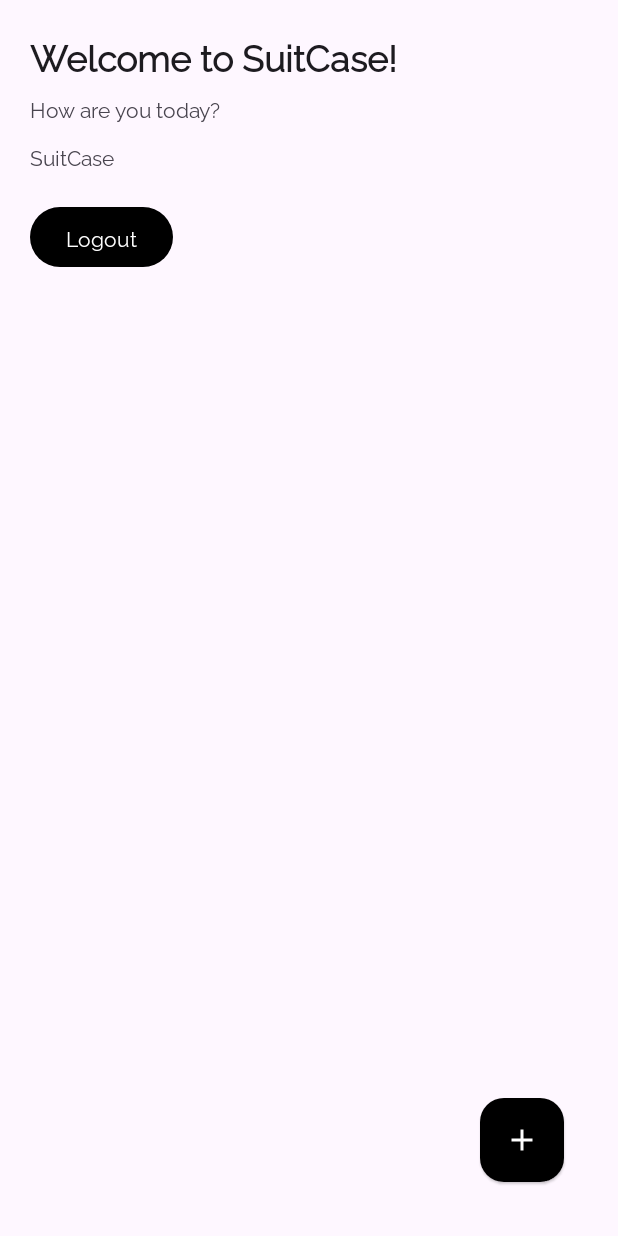
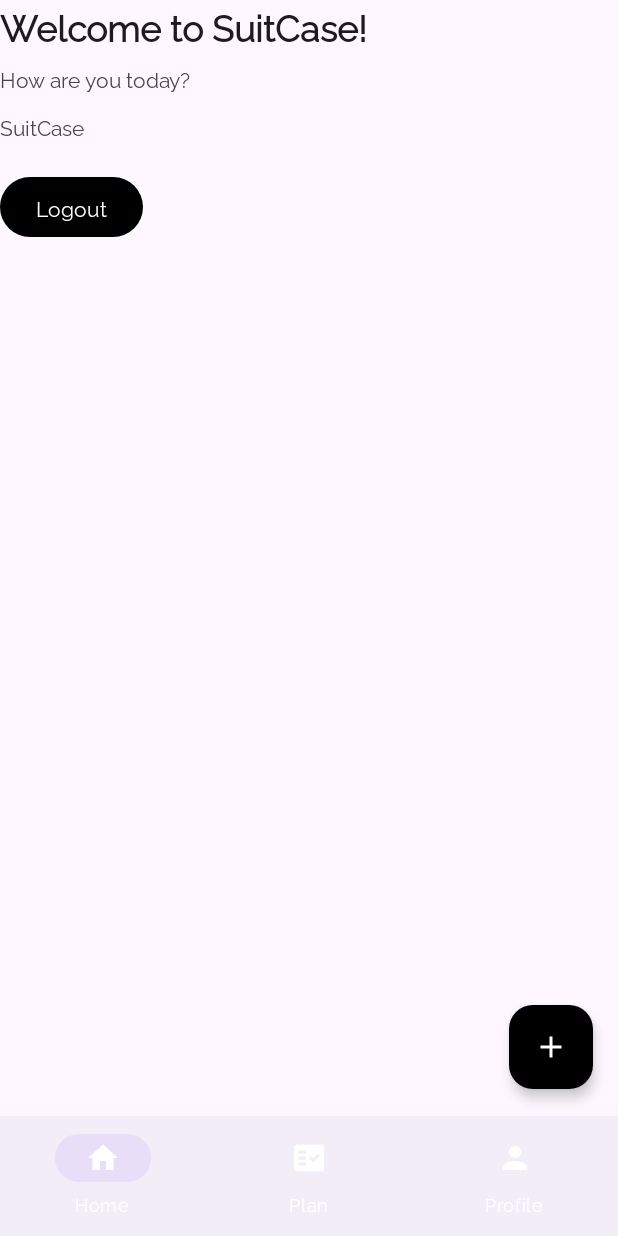
Before and after one commit to Anikshakya/SuitCase, an Android app: the layout activity_home.xml on its own in the app's theme, with its tools: preview values and no code run, on a phone screen of 412 x 824 dp. Run offline under Robolectric (Android 15) with nearby library versions, the phone set to English and light mode, and no system bars.

Commit message:
[implemented firebase] [added:: firebase register] [added:: firebase login] [added:: internet permission in AndroidManifest.xml] - added progress indicators on loading - added bottom_navigation_menu.xml

```diff
--- a/app/build.gradle
+++ b/app/build.gradle
@@ -2,6 +2,7 @@ plugins {
     id 'com.android.application'
     id 'org.jetbrains.kotlin.android'
     id 'kotlin-parcelize'
+    id 'com.google.gms.google-services'
 }
 
 android {
@@ -38,6 +39,8 @@ android {
 }
 
 dependencies {
+    implementation 'com.google.firebase:firebase-auth-ktx:22.1.1'
+
     //ROOM DATA BASE
     def room_version = "2.5.2"
     implementation "androidx.room:room-runtime:$room_version"
@@ -46,8 +49,8 @@ dependencies {
     implementation 'androidx.core:core-ktx:1.7.0'
     implementation 'androidx.appcompat:appcompat:1.6.1'
     implementation 'com.google.android.material:material:1.9.0'
-    implementation 'androidx.constraintlayout:constraintlayout:2.1.4'
     implementation 'com.google.android.gms:play-services-base:18.2.0'
+
     testImplementation 'junit:junit:4.13.2'
     androidTestImplementation 'androidx.test.ext:junit:1.1.5'
     androidTestImplementation 'androidx.test.espresso:espresso-core:3.5.1'
--- a/app/src/main/AndroidManifest.xml
+++ b/app/src/main/AndroidManifest.xml
@@ -2,6 +2,8 @@
 <manifest xmlns:android="http://schemas.android.com/apk/res/android"
     xmlns:tools="http://schemas.android.com/tools"
     package="com.ismt.suitcase">
+
+    <uses-permission android:name="android.permission.INTERNET" />
 
     <application
         android:allowBackup="true"
@@ -23,7 +25,7 @@
             </intent-filter>
         </activity>
         <activity
-            android:name=".view.HomeActivity"
+            android:name=".view.home.HomeActivity"
             android:exported="false" />
         <activity
             android:name=".view.ForgotPasswordActivity"
--- a/app/src/main/java/com/ismt/suitcase/SplashScreenActivity.kt
+++ b/app/src/main/java/com/ismt/suitcase/SplashScreenActivity.kt
@@ -6,7 +6,7 @@ import android.os.Bundle
 import android.os.Handler
 import com.ismt.suitcase.constants.AppConstants
 import com.ismt.suitcase.utils.SharedPrefUtils
-import com.ismt.suitcase.view.HomeActivity
+import com.ismt.suitcase.view.home.HomeActivity
 import com.ismt.suitcase.view.LoginActivity
 
 class SplashScreenActivity : AppCompatActivity() {
--- a/app/src/main/java/com/ismt/suitcase/view/HomeActivity.kt
+++ b/app/src/main/java/com/ismt/suitcase/view/home/HomeActivity.kt
@@ -1,12 +1,14 @@
-package com.ismt.suitcase.view
+package com.ismt.suitcase.view.home
 
 import android.content.Intent
 import androidx.appcompat.app.AppCompatActivity
 import android.os.Bundle
+import com.google.firebase.auth.FirebaseAuth
 import com.ismt.suitcase.R
 import com.ismt.suitcase.constants.AppConstants
 import com.ismt.suitcase.databinding.ActivityHomeBinding
 import com.ismt.suitcase.utils.SharedPrefUtils
+import com.ismt.suitcase.view.LoginActivity
 
 class HomeActivity : AppCompatActivity() {
     //Initialization
@@ -28,6 +30,7 @@ class HomeActivity : AppCompatActivity() {
             sharedPref.removeKey(AppConstants.KEY_IS_LOGGED_IN)
             sharedPref.removeKey(AppConstants.KEY_EMAIL)
 
+            FirebaseAuth.getInstance().signOut()
             val intent = Intent(this, LoginActivity :: class.java)
             startActivity(intent)
             finish()
--- /dev/null
+++ b/app/src/main/res/drawable/ic_home.xml
@@ -0,0 +1,5 @@
+<vector android:height="24dp" android:tint="#000000"
+    android:viewportHeight="24" android:viewportWidth="24"
+    android:width="24dp" xmlns:android="http://schemas.android.com/apk/res/android">
+    <path android:fillColor="@android:color/white" android:pathData="M10,20v-6h4v6h5v-8h3L12,3 2,12h3v8z"/>
+</vector>
--- /dev/null
+++ b/app/src/main/res/drawable/ic_plan.xml
@@ -0,0 +1,6 @@
+<vector android:height="24dp" android:tint="#000000"
+    android:viewportHeight="24" android:viewportWidth="24"
+    android:width="24dp" xmlns:android="http://schemas.android.com/apk/res/android">
+    <path android:fillColor="@android:color/white"
+        android:fillType="evenOdd" android:pathData="M20,3H4C2.9,3 2,3.9 2,5v14c0,1.1 0.9,2 2,2h16c1.1,0 2,-0.9 2,-2V5C22,3.9 21.1,3 20,3zM10,17H5v-2h5V17zM10,13H5v-2h5V13zM10,9H5V7h5V9zM14.82,15L12,12.16l1.41,-1.41l1.41,1.42L17.99,9l1.42,1.42L14.82,15z"/>
+</vector>
--- a/app/src/main/res/layout/activity_home.xml
+++ b/app/src/main/res/layout/activity_home.xml
@@ -4,9 +4,22 @@
     xmlns:tools="http://schemas.android.com/tools"
     android:layout_width="match_parent"
     android:layout_height="match_parent"
-    android:padding="20dp"
-    tools:context=".view.HomeActivity">
+    tools:context=".view.home.HomeActivity">
 
+    //Bottom Navigation Bar
+    <com.google.android.material.bottomnavigation.BottomNavigationView
+        android:id="@+id/bottomNavigationView"
+        android:layout_width="0dp"
+        android:layout_height="wrap_content"
+        app:itemIconSize="24dp"
+        app:itemIconTint="@color/white"
+        app:itemTextColor="@color/white"
+        app:layout_constraintBottom_toBottomOf="parent"
+        app:layout_constraintEnd_toEndOf="parent"
+        app:layout_constraintStart_toStartOf="parent"
+        app:menu="@menu/bottom_navigation_menu" />
+
+    //Greeting Text
     <TextView
         android:id="@+id/tv_greeting_text"
         android:layout_width="0dp"
@@ -40,17 +53,21 @@
         app:layout_constraintStart_toStartOf="parent"
         app:layout_constraintTop_toBottomOf="@+id/tv_greeting_text2" />
 
+    //Add Item Button
     <com.google.android.material.floatingactionbutton.FloatingActionButton
-        android:id="@+id/fab_add_plan"
+        android:id="@+id/myFloatingActionButton"
         android:layout_width="wrap_content"
         android:layout_height="wrap_content"
+        app:backgroundTint="@color/black"
+        app:elevation="5dp"
+        app:layout_constraintBottom_toTopOf="@+id/bottomNavigationView"
+        app:layout_constraintEnd_toEndOf="parent"
+        app:layout_constraintHorizontal_bias="0.954"
+        app:layout_constraintStart_toStartOf="parent"
+        app:layout_constraintTop_toTopOf="parent"
+        app:layout_constraintVertical_bias="0.974"
         app:srcCompat="@drawable/ic_add"
-        app:backgroundTint="@color/black"
-        app:tint="@color/white"
-        app:elevation="1dp"
-        app:layout_constraintEnd_toEndOf="parent"
-        app:layout_constraintBottom_toBottomOf="parent"
-        android:layout_margin="16dp" />
+        app:tint="@color/white" />
 
     <Button
         android:id="@+id/btn_logout"
--- /dev/null
+++ b/app/src/main/res/menu/bottom_navigation_menu.xml
@@ -0,0 +1,22 @@
+<?xml version="1.0" encoding="utf-8"?>
+<menu xmlns:android="http://schemas.android.com/apk/res/android">
+
+    <item
+        android:id="@+id/home"
+        android:enabled="true"
+        android:icon="@drawable/ic_home"
+        android:title="Home" />
+
+    <item
+        android:id="@+id/plan"
+        android:enabled="true"
+        android:icon="@drawable/ic_plan"
+        android:title="Plan" />
+
+    <item
+        android:id="@+id/profile"
+        android:enabled="true"
+        android:icon="@drawable/ic_person"
+        android:title="Profile" />
+
+</menu>
--- a/app/src/main/res/values-night/themes.xml
+++ b/app/src/main/res/values-night/themes.xml
@@ -1,16 +1,14 @@
 <resources xmlns:tools="http://schemas.android.com/tools">
     <!-- Base application theme. -->
-    <style name="Theme.SuitCase" parent="Theme.Material3.DayNight.NoActionBar">
+    <style name="Theme.SuitCase" parent="Theme.Material3.Light.NoActionBar">
         <!-- Primary brand color. -->
-        <item name="colorPrimary">@color/purple_200</item>
-        <item name="colorPrimaryVariant">@color/purple_700</item>
-        <item name="colorOnPrimary">@color/black</item>
+        <item name="colorPrimary">@color/black</item>
+        <item name="colorOnPrimary">@color/white</item>
         <!-- Secondary brand color. -->
-        <item name="colorSecondary">@color/teal_200</item>
-        <item name="colorSecondaryVariant">@color/teal_200</item>
-        <item name="colorOnSecondary">@color/black</item>
+        <item name="colorSecondary">@color/black</item>
+        <item name="colorOnSecondary">@color/white</item>
         <!-- Status bar color. -->
-        <item name="android:statusBarColor" tools:targetApi="l">?attr/colorPrimaryVariant</item>
+        <item name="android:statusBarColor" tools:targetApi="l">@color/black</item>
         <!-- Customize your theme here. -->
     </style>
 </resources>
--- a/app/src/main/res/values/colors.xml
+++ b/app/src/main/res/values/colors.xml
@@ -1,10 +1,5 @@
 <?xml version="1.0" encoding="utf-8"?>
 <resources>
-    <color name="purple_200">#FFBB86FC</color>
-    <color name="purple_500">#FF6200EE</color>
-    <color name="purple_700">#FF3700B3</color>
-    <color name="teal_200">#FF03DAC5</color>
-    <color name="teal_700">#FF018786</color>
     <color name="black">#FF000000</color>
     <color name="white">#FFFFFFFF</color>
     <color name="red">#ff5c4a</color>
--- a/app/src/main/res/values/themes.xml
+++ b/app/src/main/res/values/themes.xml
@@ -3,12 +3,10 @@
     <style name="Theme.SuitCase" parent="Theme.Material3.DayNight.NoActionBar">
         <!-- Primary brand color. -->
         <item name="colorPrimary">@color/black</item>
-        <item name="colorPrimaryVariant">@color/black</item>
         <item name="colorOnPrimary">@color/white</item>
         <!-- Secondary brand color. -->
-        <item name="colorSecondary">@color/teal_200</item>
-        <item name="colorSecondaryVariant">@color/teal_700</item>
-        <item name="colorOnSecondary">@color/black</item>
+        <item name="colorSecondary">@color/black</item>
+        <item name="colorOnSecondary">@color/white</item>
         <!-- Status bar color. -->
         <item name="android:statusBarColor" tools:targetApi="l">?attr/colorPrimaryVariant</item>
         <!-- Customize your theme here. -->
--- a/build.gradle
+++ b/build.gradle
@@ -1,4 +1,8 @@
-// Top-level build file where you can add configuration options common to all sub-projects/modules.
+buildscript {
+    dependencies {
+        classpath 'com.google.gms:google-services:4.3.15'
+    }
+}// Top-level build file where you can add configuration options common to all sub-projects/modules.
 plugins {
     id 'com.android.application' version '7.2.1' apply false
     id 'com.android.library' version '7.2.1' apply false
```
Also changed, not shown: app/src/main/java/com/ismt/suitcase/view/LoginActivity.kt (+72 -25 lines), app/src/main/java/com/ismt/suitcase/view/RegisterActivity.kt (+68 -4 lines), app/src/main/res/drawable/bottom_nav_rounded.xml (added, +15 -0 lines), app/src/main/res/layout/activity_forgot_password.xml (+8 -1 lines), app/src/main/res/layout/activity_login.xml (+9 -0 lines), app/src/main/res/layout/activity_register.xml (+7 -0 lines), 1 other file.
